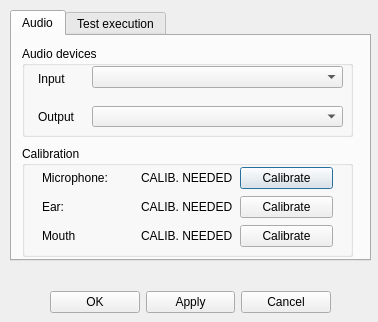
This is libs/gui/settings.ui in albertoccelli/VORTEX as Qt 5 draws it before an edit. The edited form follows.
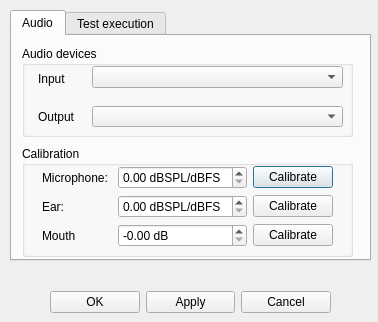
This is the edited form.

The edit to the form file:
```diff
--- a/libs/gui/settings.ui
+++ b/libs/gui/settings.ui
@@ -110,27 +110,6 @@
        </rect>
       </property>
       <layout class="QGridLayout" name="gridLayout">
-       <item row="0" column="0">
-        <widget class="QLabel" name="label_3">
-         <property name="text">
-          <string>Microphone: </string>
-         </property>
-        </widget>
-       </item>
-       <item row="0" column="1">
-        <widget class="QLabel" name="mic_calibration">
-         <property name="text">
-          <string>CALIB. NEEDED</string>
-         </property>
-        </widget>
-       </item>
-       <item row="0" column="2">
-        <widget class="QPushButton" name="mic_button">
-         <property name="text">
-          <string>Calibrate</string>
-         </property>
-        </widget>
-       </item>
        <item row="1" column="0">
         <widget class="QLabel" name="label_4">
          <property name="text">
@@ -138,20 +117,6 @@
          </property>
         </widget>
        </item>
-       <item row="1" column="1">
-        <widget class="QLabel" name="ear_calibration">
-         <property name="text">
-          <string>CALIB. NEEDED</string>
-         </property>
-        </widget>
-       </item>
-       <item row="1" column="2">
-        <widget class="QPushButton" name="ear_button">
-         <property name="text">
-          <string>Calibrate</string>
-         </property>
-        </widget>
-       </item>
        <item row="2" column="0">
         <widget class="QLabel" name="label_5">
          <property name="text">
@@ -159,10 +124,24 @@
          </property>
         </widget>
        </item>
-       <item row="2" column="1">
-        <widget class="QLabel" name="mouth_gain">
+       <item row="0" column="2">
+        <widget class="QPushButton" name="mic_button">
          <property name="text">
-          <string>CALIB. NEEDED</string>
+          <string>Calibrate</string>
+         </property>
+        </widget>
+       </item>
+       <item row="1" column="2">
+        <widget class="QPushButton" name="ear_button">
+         <property name="text">
+          <string>Calibrate</string>
+         </property>
+        </widget>
+       </item>
+       <item row="0" column="0">
+        <widget class="QLabel" name="label_3">
+         <property name="text">
+          <string>Microphone: </string>
          </property>
         </widget>
        </item>
@@ -173,6 +152,48 @@
          </property>
         </widget>
        </item>
+       <item row="0" column="1">
+        <widget class="QDoubleSpinBox" name="doubleSpinBox">
+         <property name="suffix">
+          <string> dBSPL/dBFS</string>
+         </property>
+         <property name="maximum">
+          <double>1000.000000000000000</double>
+         </property>
+         <property name="value">
+          <double>0.000000000000000</double>
+         </property>
+        </widget>
+       </item>
+       <item row="1" column="1">
+        <widget class="QDoubleSpinBox" name="doubleSpinBox_2">
+         <property name="suffix">
+          <string> dBSPL/dBFS</string>
+         </property>
+         <property name="maximum">
+          <double>1000.000000000000000</double>
+         </property>
+         <property name="singleStep">
+          <double>1.000000000000000</double>
+         </property>
+         <property name="stepType">
+          <enum>QAbstractSpinBox::AdaptiveDecimalStepType</enum>
+         </property>
+        </widget>
+       </item>
+       <item row="2" column="1">
+        <widget class="QDoubleSpinBox" name="doubleSpinBox_3">
+         <property name="prefix">
+          <string>-</string>
+         </property>
+         <property name="suffix">
+          <string> dB</string>
+         </property>
+         <property name="maximum">
+          <double>1000.000000000000000</double>
+         </property>
+        </widget>
+       </item>
       </layout>
      </widget>
     </widget>
```
Left out of the diff: 36 changed lines with no effect on the pictures.
